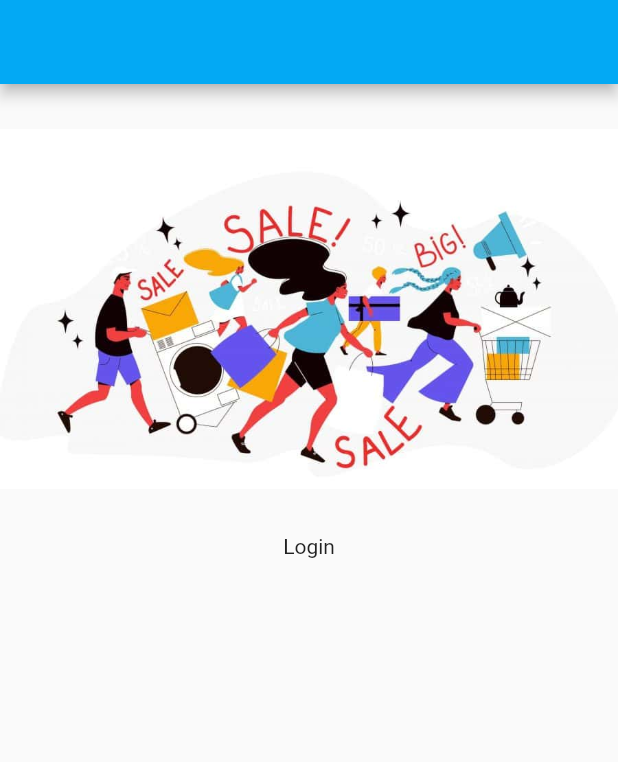
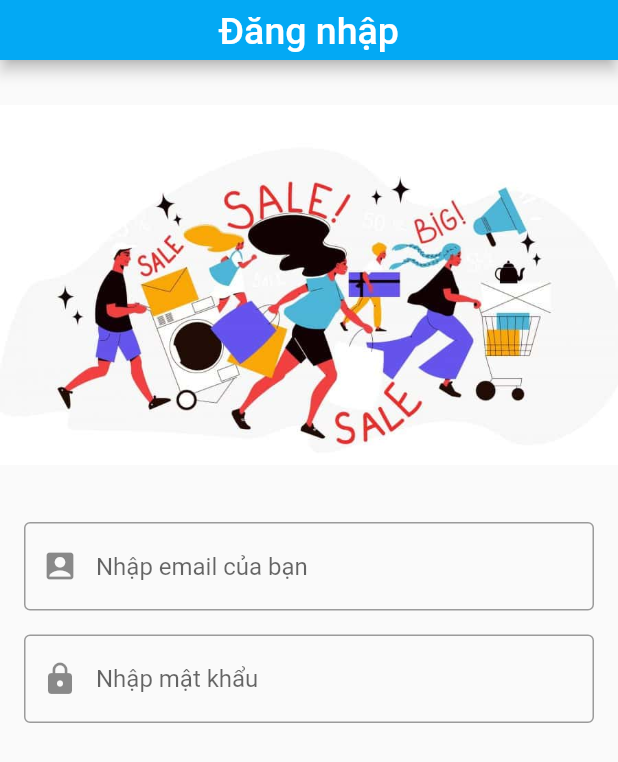
Before and after one commit to vnhanh/FlutterShopping, a Flutter app: the screen it shows after launch, after a tap on "Bắt đầu", on a phone screen of 412 x 824 dp. Shown: the top 762 px of the screen. Run offline on Flutter 3.47's test engine with Material 2 defaults, Android fonts, the light colour scheme and no system bars; generated files the repository leaves out were written again.

Commit message:
feat(login): show title, input field, add string resources for login screen

```diff
--- a/assets/strings/en.json
+++ /dev/null
@@ -1,4 +0,0 @@
-{
-  "onboarding": "Welcome you to best shopping app",
-  "button_start": "Bắt đầu"
-}
--- a/assets/strings/vn.json
+++ /dev/null
@@ -1,4 +0,0 @@
-{
-  "onboarding": "Chào mừng bạn đến với siêu ứng dụng mua sắm ssss",
-  "button_start": "Bắt đầu"
-}
--- a/lib/app/theme/SAppTypography.dart
+++ b/lib/app/theme/SAppTypography.dart
@@ -18,6 +18,12 @@ const mobileHeadlineMediumM = TextStyle(
   fontWeight: FontWeight.w500,
 );
 
+const mobileTitleMediumM = TextStyle(
+  fontSize: 16,
+  height: 1.25,
+  fontWeight: FontWeight.w500,
+);
+
 const mobileTitleMediumSemiBold = TextStyle(
   fontSize: 16,
   height: 1.25,
--- a/lib/domain/app_vn.arb
+++ /dev/null
@@ -1,4 +0,0 @@
-{
-  "onboarding": "Chào mừng bạn đến với siêu ứng dụng mua sắm ssss",
-  "button_start": "Bắt đầu"
-}
--- a/lib/l10n/app_vi.arb
+++ b/lib/l10n/app_vi.arb
@@ -9,5 +9,11 @@
       }
     }
   },
-  "buttonStart": "Bắt đầu"
+  "buttonStart": "Bắt đầu",
+  "loginTitle": "Đăng nhập",
+  "loginEmailHint": "Nhập email của bạn",
+  "loginPasswordHint": "Nhập mật khẩu",
+  "loginButton": "ĐĂNG NHẬP",
+  "loginRegisterDescription": "Bạn chưa có tài khoản ?",
+  "loginRegisterLink": "Đăng ký ngay"
 }
--- a/lib/main.dart
+++ b/lib/main.dart
@@ -1,11 +1,9 @@
 import 'package:flutter/material.dart';
-import 'package:shopping/presentations/splash/onboarding.dart';
+import 'package:flutter_gen/gen_l10n/app_localizations.dart';
 import 'package:shopping/presentations/splash/splash.dart';
-import 'package:flutter_gen/gen_l10n/app_localizations.dart';
 
 void main() {
   runApp(const SplashScreen());
-  // runApp(const OnBoardingScreen());
 }
 
 class SAppWrapperLayout extends StatefulWidget {
--- a/lib/presentations/auth/login/login.dart
+++ b/lib/presentations/auth/login/login.dart
@@ -1,6 +1,9 @@
 import 'package:flutter/material.dart';
 import 'package:flutter/services.dart';
 import 'package:shopping/main.dart';
+import 'package:flutter_gen/gen_l10n/app_localizations.dart';
+import 'package:shopping/app/theme/SAppTypography.dart';
+import 'package:shopping/app/theme/SColors.dart';
 
 class LoginScreen extends StatelessWidget {
   const LoginScreen({super.key});
@@ -25,26 +28,66 @@ class _LoginScreenState extends State<LoginScreenStatefulWidget> {
   @override
   Widget build(BuildContext context) {
       return Scaffold(
+          resizeToAvoidBottomInset: false,
           appBar: AppBar(
             systemOverlayStyle: const SystemUiOverlayStyle(
               statusBarColor: Colors.white,
               statusBarBrightness: Brightness.light,
               statusBarIconBrightness: Brightness.dark,
             ),
+            toolbarHeight: 40,
+            title: Center(
+                child: Text(
+                    AppLocalizations.of(context)?.loginTitle ?? "SIGNIN",
+                    textAlign: TextAlign.center,
+                    style: mobileHeadlineMediumM.copyWith(color: white),
+                ),
+            )
           ),
           body: SafeArea(
               child: Column(
                   children: [
-              Image.asset(
-                  'assets/images/bg_login.jpg',
-                  fit: BoxFit.scaleDown,
-                  width: MediaQuery.of(context).size.width,
-                  height: 300,
-              ),
-              const Text("Login"),
+                      topImage(),
+                      inputFields(),
                   ],
               ),
           ),
       );
   }
+
+  Widget topImage() {
+    return Image.asset(
+      'assets/images/img_login_top.jpg',
+      fit: BoxFit.scaleDown,
+      width: MediaQuery.of(context).size.width,
+      height: 300,
+    );
   }
+
+  Widget inputFields() {
+    return Column(
+        children: [
+            Padding(
+                padding: const EdgeInsets.symmetric(horizontal: 16.0, vertical: 8.0),
+                child: TextField(
+                    decoration: InputDecoration(
+                        prefixIcon: const Icon(Icons.account_box),
+                        border: const OutlineInputBorder(),
+                        hintText: AppLocalizations.of(context)?.loginEmailHint ?? ""
+                    ),
+                ),
+            ),
+          Padding(
+              padding: const EdgeInsets.symmetric(horizontal: 16.0, vertical: 8.0),
+              child: TextField(
+                  decoration: InputDecoration(
+                      prefixIcon: const Icon(Icons.lock),
+                      border: const OutlineInputBorder(),
+                      hintText: AppLocalizations.of(context)?.loginPasswordHint ?? ""
+                  ),
+              ),
+          )
+        ],
+    );
+  }
+}
--- a/lib/presentations/splash/onboarding.dart
+++ b/lib/presentations/splash/onboarding.dart
@@ -30,8 +30,9 @@ class _OnBoardingState extends State<OnBoardingStatefulWidget> {
   @override
   void initState() {
     super.initState();
-    // WidgetsBinding.instance.addPostFrameCallback((timeStamp) {
-    // });
+    WidgetsBinding.instance.addPostFrameCallback((timeStamp) {
+      // SystemChrome.setEnabledSystemUIMode(SystemUiMode.edgeToEdge);
+    });
   }
 
   @override
@@ -40,6 +41,7 @@ class _OnBoardingState extends State<OnBoardingStatefulWidget> {
       appBar: AppBar(
         toolbarHeight: 0,
         elevation: 0,
+        backgroundColor: Colors.white,
         systemOverlayStyle: const SystemUiOverlayStyle(
           statusBarColor: Colors.white,
           statusBarIconBrightness: Brightness.dark, // for Android
--- a/lib/presentations/splash/splash.dart
+++ b/lib/presentations/splash/splash.dart
@@ -32,7 +32,7 @@ class _MySplashScreenState extends State<MySplashScreen> {
     WidgetsBinding.instance.addPostFrameCallback((timeStamp) {
       // only hide status bar
       // SystemChrome.setEnabledSystemUIMode(SystemUiMode.leanBack);
-      sleep(const Duration(seconds: 2));
+      sleep(const Duration(seconds: 5));
 
       Navigator.push(
         context,
@@ -58,13 +58,8 @@ class _MySplashScreenState extends State<MySplashScreen> {
         ),
       ),
       body: SafeArea(
-        child: Expanded(
-          child: Image(
-            image: const AssetImage('assets/images/splash.png'),
-            fit: BoxFit.fill,
-            width: MediaQuery.of(context).size.width,
-            height: double.infinity,
-          ),
+        child: SizedBox.expand(
+          child: generateContent(),
         )
       ),
     );
@@ -72,8 +67,8 @@ class _MySplashScreenState extends State<MySplashScreen> {
 
   Widget generateContent() {
     return Image.asset(
-      'assets/images/splash.png',
-      fit: BoxFit.cover,
+      'assets/images/onboarding.png',
+      fit: BoxFit.fill,
       width: double.infinity,
       height: double.infinity,
     );
--- a/pubspec.yaml
+++ b/pubspec.yaml
@@ -63,11 +63,7 @@ flutter:
   uses-material-design: true
   generate: true
   assets:
-    - assets/strings/vn.json
-    - assets/strings/en.json
-    - assets/images/splash.png
-    - assets/images/onboarding.png
-    - assets/images/bg_login.jpg
+    - assets/images/
 
   # To add assets to your application, add an assets section, like this:
   # assets:
```
Also changed, not shown: lib/app/theme/SColors.dart (+10 -0 lines), lib/l10n/app_en.arb (+7 -1 lines), assets/images/img_login_top.jpg (renamed from assets/images/bg_login.jpg), 5 other files. Lines whose indentation alone changed are shown as unchanged.
